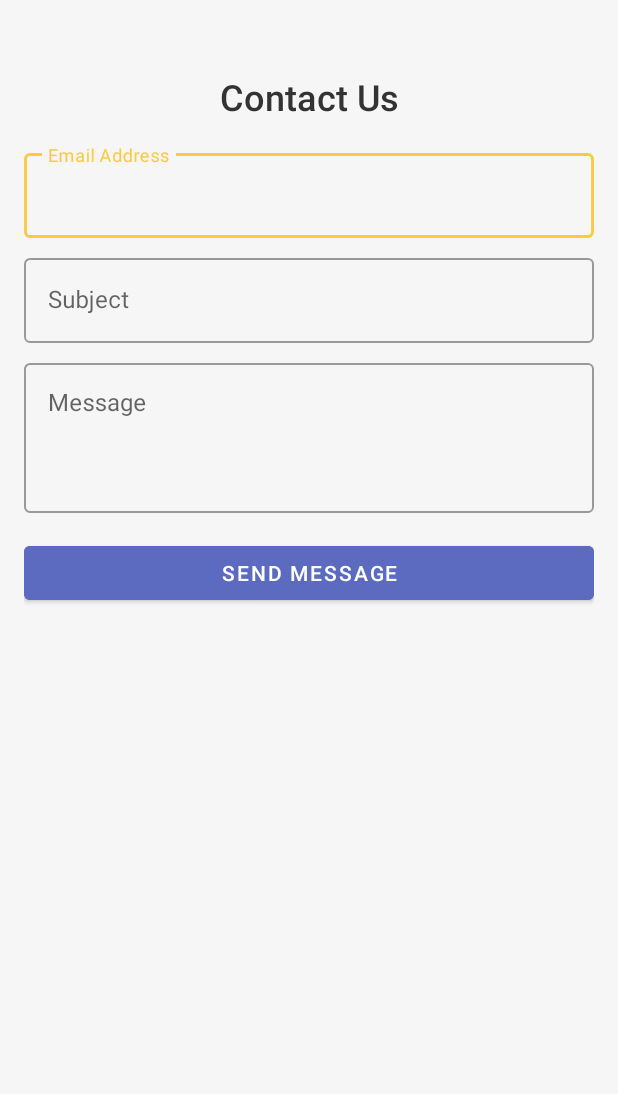
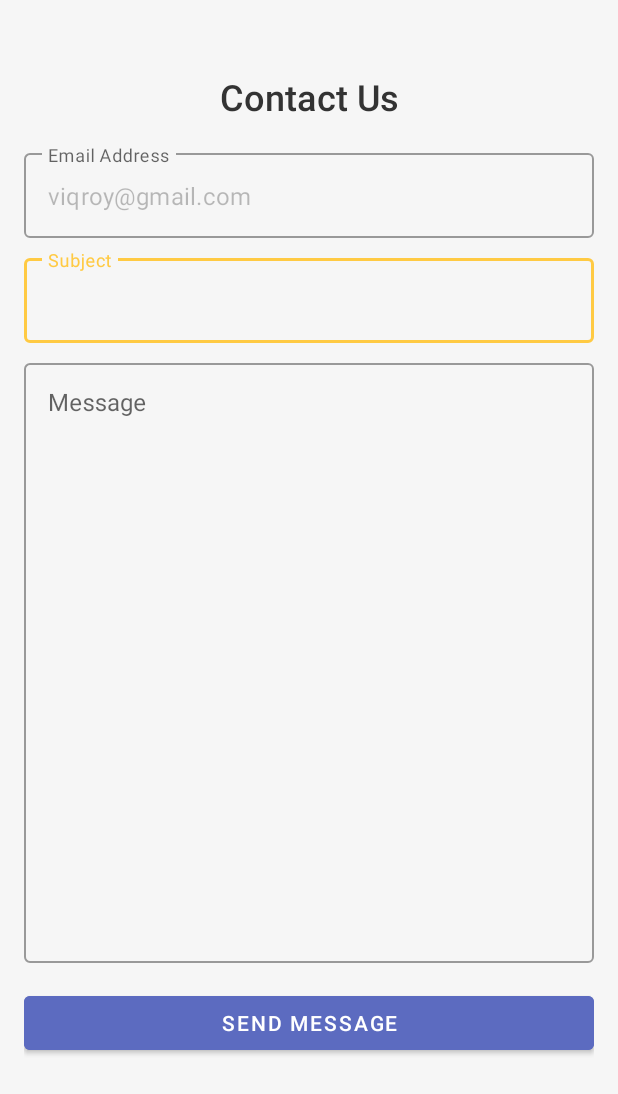
Before and after one commit to ahmadysayed/Kotlin-WorkOutApp, an Android app: the ContactUs screen opened directly, with no data from a screen before it, on a phone screen of 412 x 824 dp. Shown: the top 1094 px of the screen. Run offline under Robolectric (Android 15) with nearby library versions, the phone set to English and light mode, and no system bars; our stand-ins replace sdp/ssp sizes.

Commit message:
Made the to email text field default and uneditable

```diff
--- a/app/src/main/res/layout/activity_contact_us.xml
+++ b/app/src/main/res/layout/activity_contact_us.xml
@@ -38,7 +38,9 @@
             android:layout_width="match_parent"
             android:layout_height="wrap_content"
             android:hint="Email Address"
-            android:inputType="textEmailAddress"/>
+            android:text="viqroy@gmail.com"
+            android:inputType="textEmailAddress"
+            android:enabled="false"/>
     </com.google.android.material.textfield.TextInputLayout>
 
     <com.google.android.material.textfield.TextInputLayout
@@ -71,7 +73,7 @@
         <com.google.android.material.textfield.TextInputEditText
             android:id="@+id/message"
             android:layout_width="match_parent"
-            android:layout_height="100dp"
+            android:layout_height="400dp"
             android:hint="Message"
             android:inputType="textMultiLine"
             android:gravity="top"/>
```
